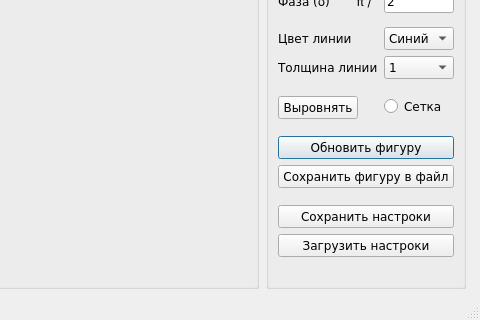
This is main_window.ui in Laztrex/simple-graphics-lissajous as Qt 5 draws it before an edit; both pictures show x 240 to 720 and y 120 to 440 of the 720 by 440 pixel window. The edited form follows.
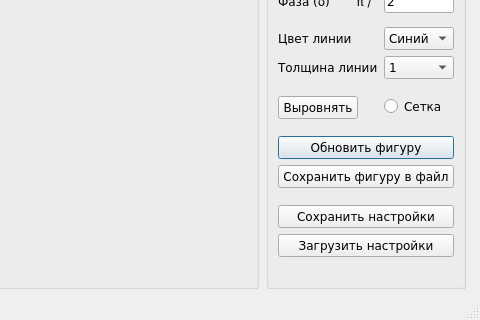
This is the edited form.

What changed in the file:
```diff
--- a/main_window.ui
+++ b/main_window.ui
@@ -451,14 +451,14 @@
        <item row="13" column="0" colspan="2">
         <widget class="QPushButton" name="save_json_button">
          <property name="text">
-          <string>Сохранить настроки</string>
+          <string>Сохранить настройки</string>
          </property>
         </widget>
        </item>
        <item row="14" column="0" colspan="2">
         <widget class="QPushButton" name="load_json_button">
          <property name="text">
-          <string>Загрузить настроки</string>
+          <string>Загрузить настройки</string>
          </property>
         </widget>
        </item>
```
